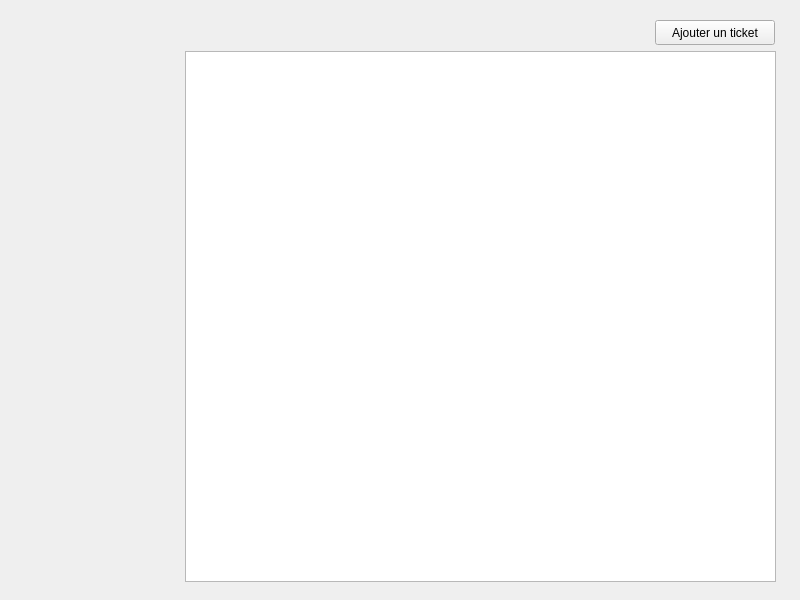
Before: the Qt Designer form clientwidget.ui in madisonnoyer54/EasyTicket, drawn with Qt 5.
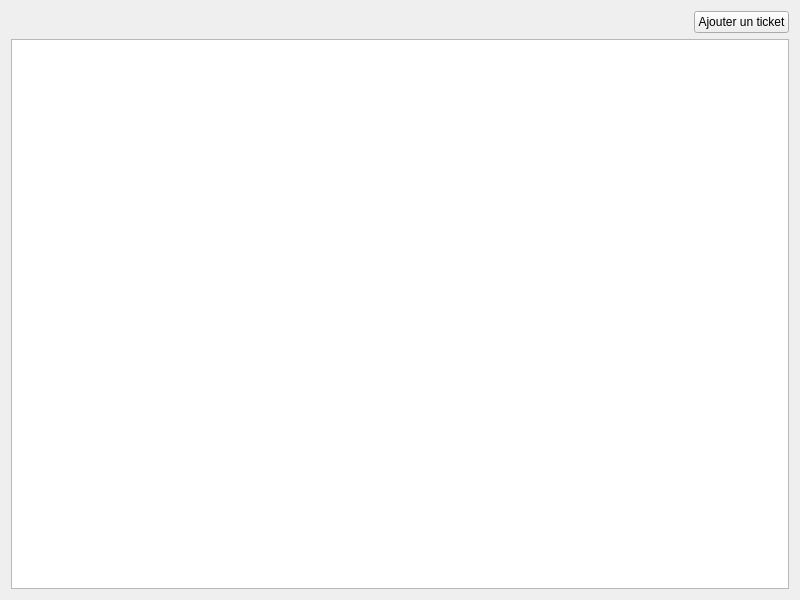
After: the same form once the commit is applied.

Commit message: Adaptation de l'interface graphique

Diff of the .ui file:
```diff
--- a/clientwidget.ui
+++ b/clientwidget.ui
@@ -13,15 +13,41 @@
   <property name="windowTitle">
    <string>Form</string>
   </property>
+  <layout class="QVBoxLayout" name="verticalLayout_2">
+   <item>
+    <layout class="QVBoxLayout" name="verticalLayout">
+     <item>
+      <layout class="QHBoxLayout" name="horizontalLayout">
+       <item>
+        <spacer name="horizontalSpacer">
+         <property name="orientation">
+          <enum>Qt::Horizontal</enum>
+         </property>
+         <property name="sizeHint" stdset="0">
+          <size>
+           <width>40</width>
+           <height>20</height>
+          </size>
+         </property>
+        </spacer>
+       </item>
+       <item>
+        <widget class="QPushButton" name="ajouterUnTicket">
+         <property name="sizePolicy">
+          <sizepolicy hsizetype="Preferred" vsizetype="Fixed">
+           <horstretch>0</horstretch>
+           <verstretch>0</verstretch>
+          </sizepolicy>
+         </property>
+         <property name="text">
+          <string>Ajouter un ticket</string>
+         </property>
+        </widget>
+       </item>
+      </layout>
+     </item>
+     <item>
   <widget class="QListView" name="listTicket">
-   <property name="geometry">
-    <rect>
-     <x>185</x>
-     <y>51</y>
-     <width>591</width>
-     <height>531</height>
-    </rect>
-   </property>
    <property name="editTriggers">
     <set>QAbstractItemView::NoEditTriggers</set>
    </property>
@@ -32,19 +58,10 @@
     <bool>true</bool>
    </property>
   </widget>
-  <widget class="QPushButton" name="ajouterUnTicket">
-   <property name="geometry">
-    <rect>
-     <x>655</x>
-     <y>20</y>
-     <width>120</width>
-     <height>25</height>
-    </rect>
-   </property>
-   <property name="text">
-    <string>Ajouter un ticket</string>
-   </property>
-  </widget>
+     </item>
+    </layout>
+   </item>
+  </layout>
  </widget>
  <resources/>
  <connections/>
```
Lines whose indentation alone changed are shown as unchanged. The commit also changes 3 other files.
